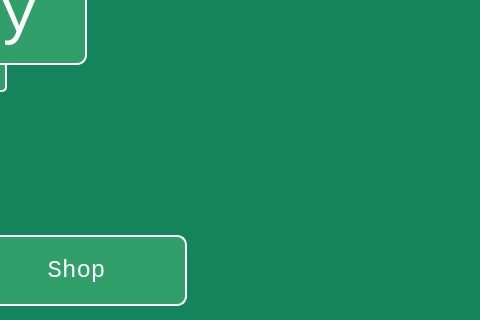
First picture: the form in VOF-Client-Desktop/Menu.ui, repository SBEmafph/voltorbflip-clone, before the edit; both pictures show x 544 to 1024 and y 315 to 635 of the 1024 by 768 pixel window.
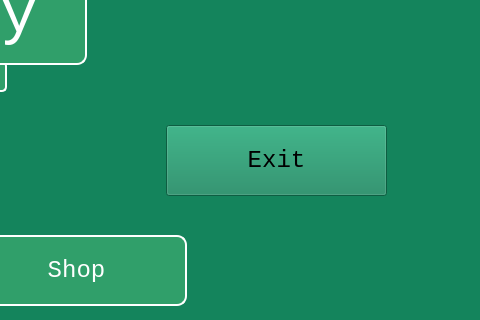
Second picture: the form after the edit. Icons and pictures are not drawn.

```diff
--- a/VOF-Client-Desktop/Menu.ui
+++ b/VOF-Client-Desktop/Menu.ui
@@ -248,6 +248,59 @@
      <bool>true</bool>
     </property>
    </widget>
+   <widget class="QPushButton" name="exitBtn">
+    <property name="geometry">
+     <rect>
+      <x>710</x>
+      <y>440</y>
+      <width>221</width>
+      <height>71</height>
+     </rect>
+    </property>
+    <property name="font">
+     <font>
+      <family>Consolas</family>
+      <pointsize>18</pointsize>
+      <bold>false</bold>
+     </font>
+    </property>
+    <property name="mouseTracking">
+     <bool>true</bool>
+    </property>
+    <property name="styleSheet">
+     <string notr="true">QPushButton#shopBtn {
+    border-radius: 10px;
+    background-color: #309F6A;
+    color: white;
+    border: 2px solid #ffffff;
+}
+
+QPushButton#shopBtn:hover {
+    background-color: #3cb079;
+}</string>
+    </property>
+    <property name="text">
+     <string>Exit</string>
+    </property>
+    <property name="iconSize">
+     <size>
+      <width>20</width>
+      <height>20</height>
+     </size>
+    </property>
+    <property name="checkable">
+     <bool>false</bool>
+    </property>
+    <property name="checked">
+     <bool>false</bool>
+    </property>
+    <property name="default">
+     <bool>false</bool>
+    </property>
+    <property name="flat">
+     <bool>false</bool>
+    </property>
+   </widget>
   </widget>
   <widget class="QMenuBar" name="menubar">
    <property name="geometry">
```
